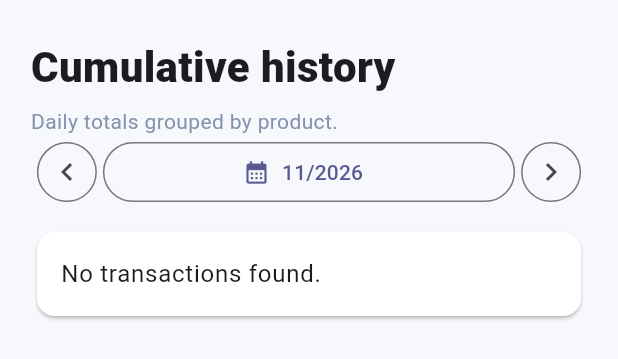
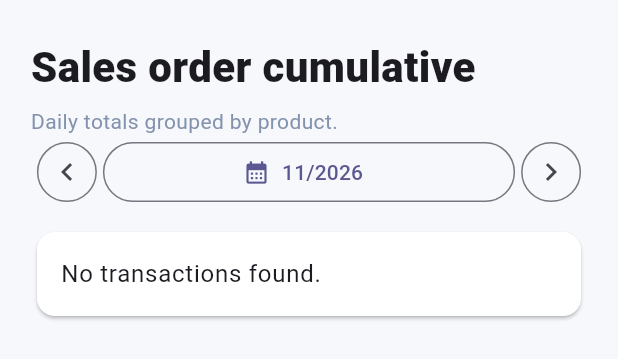
Before and after one commit to somanaga96/business_inventory_mob, a Flutter app: the CumulativeHistoryPage widget shown alone on an empty page, opened directly with empty values, on a phone screen of 412 x 824 dp. Shown: the top 359 px of the screen. Run offline on Flutter 3.47's test engine with Material 3 defaults, Android fonts, the phone set to English and light mode, and no system bars; our stand-ins replace cloud_firestore, csv, file_picker, firebase_core, pdf, printing and 1 more; missing offline and left inert: excel_plus, thermal_printer_flutter; accounts and stored records are empty.

Commit message:
sales cumulative history added

```diff
--- a/lib/features/history/presentation/cumulative_history_page.dart
+++ b/lib/features/history/presentation/cumulative_history_page.dart
@@ -41,7 +41,7 @@ class _CumulativeHistoryPageState extends State<CumulativeHistoryPage> {
       }
       final dates = grouped.keys.toList()..sort((a, b) => b.compareTo(a));
       return ResponsivePage(children: [
-        const Text('Cumulative history', style: TextStyle(fontSize: 28, fontWeight: FontWeight.w800)),
+        const Text('Sales order cumulative', style: TextStyle(fontSize: 28, fontWeight: FontWeight.w800)),
         const SizedBox(height: 6),
         const Text('Daily totals grouped by product.', style: TextStyle(color: Color(0xFF8493AD))),
         Row(children: [
@@ -54,7 +54,14 @@ class _CumulativeHistoryPageState extends State<CumulativeHistoryPage> {
         ...dates.map((date) => Card(child: ExpansionTile(title: Text(date, style: const TextStyle(fontWeight: FontWeight.w800)), initiallyExpanded: true, children: [
           SingleChildScrollView(scrollDirection: Axis.horizontal, child: DataTable(
             columns: const [DataColumn(label: Text('Name')), DataColumn(label: Text('Quantity')), DataColumn(label: Text('Amount'))],
-            rows: grouped[date]!.entries.map((e) => DataRow(cells: [DataCell(Text(e.key)), DataCell(Text('${e.value.quantity}')), DataCell(Text('Rs ${e.value.value.toStringAsFixed(2)}'))])).toList(),
+            rows: [
+              ...grouped[date]!.entries.map((e) => DataRow(cells: [DataCell(Text(e.key)), DataCell(Text('${e.value.quantity}')), DataCell(Text('Rs ${e.value.value.toStringAsFixed(2)}'))])),
+              DataRow(cells: [
+                const DataCell(Text('Total', style: TextStyle(fontWeight: FontWeight.w800))),
+                DataCell(Text('${grouped[date]!.values.fold<int>(0, (totalQuantity, item) => totalQuantity + item.quantity)}', style: const TextStyle(fontWeight: FontWeight.w800))),
+                DataCell(Text('Rs ${grouped[date]!.values.fold<double>(0, (totalAmount, item) => totalAmount + item.value).toStringAsFixed(2)}', style: const TextStyle(fontWeight: FontWeight.w800))),
+              ]),
+            ],
           )),
         ]))),
       ]);
--- a/lib/main.dart
+++ b/lib/main.dart
@@ -1,12 +1,10 @@
 import 'dart:convert';
 import 'dart:typed_data';
-
 import 'package:cloud_firestore/cloud_firestore.dart';
 import 'package:firebase_core/firebase_core.dart';
 import 'package:file_picker/file_picker.dart';
 import 'package:flutter/material.dart';
 import 'package:share_plus/share_plus.dart';
-
 import 'core/theme/app_theme.dart';
 import 'core/services/app_session.dart';
 import 'core/services/thermal_receipt_printer.dart';
@@ -52,7 +50,7 @@ class InventoryProApp extends StatefulWidget {
 }
 
 class _InventoryProAppState extends State<InventoryProApp> {
-  ThemeMode themeMode = ThemeMode.system;
+  ThemeMode themeMode = ThemeMode.light;
   AppUser? currentUser;
   bool sessionReady = false;
 
@@ -63,9 +61,11 @@ class _InventoryProAppState extends State<InventoryProApp> {
   }
 
   Future<void> _restoreSession() async {
+    final savedDarkTheme = await AppSession.readDarkTheme();
     final username = await AppSession.readUsername();
     if (!mounted) return;
     setState(() {
+      themeMode = savedDarkTheme == true ? ThemeMode.dark : ThemeMode.light;
       currentUser = switch (username) {
         'admin' => const AppUser(username: 'admin', role: UserRole.admin),
         'sales' => const AppUser(username: 'sales', role: UserRole.sales),
@@ -91,7 +91,9 @@ class _InventoryProAppState extends State<InventoryProApp> {
     final isDark =
         themeMode == ThemeMode.dark ||
         (themeMode == ThemeMode.system && systemBrightness == Brightness.dark);
-    setState(() => themeMode = isDark ? ThemeMode.light : ThemeMode.dark);
+    final nextMode = isDark ? ThemeMode.light : ThemeMode.dark;
+    setState(() => themeMode = nextMode);
+    AppSession.saveDarkTheme(nextMode == ThemeMode.dark);
   }
 
   @override
@@ -412,6 +414,7 @@ class _InventoryHomeState extends State<InventoryHome> {
           products: products,
           language: productLanguage,
         ),
+        CumulativeHistoryPage(controller: controller, products: products),
         Alerts(products: products, language: productLanguage),
         BusinessSummary(controller: controller),
         HistoryPage(
@@ -419,7 +422,6 @@ class _InventoryHomeState extends State<InventoryHome> {
           language: productLanguage,
           products: products,
         ),
-        CumulativeHistoryPage(controller: controller, products: products),
       ];
       return Scaffold(
         appBar: AppBar(
@@ -553,10 +555,10 @@ class _InventoryHomeState extends State<InventoryHome> {
                   'Purchase history',
                   'Orders',
                   'Order history',
+                  'Sales order cumulative',
                   'Alerts',
                   'Business summary',
                   'History',
-                  'Cumulative history',
                 ].asMap().entries.map(
                   (entry) => ListTile(
                     selected: tab == entry.key,
@@ -570,10 +572,10 @@ class _InventoryHomeState extends State<InventoryHome> {
                         Icons.history,
                         Icons.receipt_long_outlined,
                         Icons.receipt_long,
+                        Icons.summarize_outlined,
                         Icons.warning_amber_outlined,
                         Icons.insights_outlined,
                         Icons.history_outlined,
-                        Icons.summarize_outlined,
                       ][entry.key],
                       color: tab == entry.key ? primary : null,
                     ),
```
Also changed, not shown: lib/core/services/app_session.dart (+20 -0 lines).
